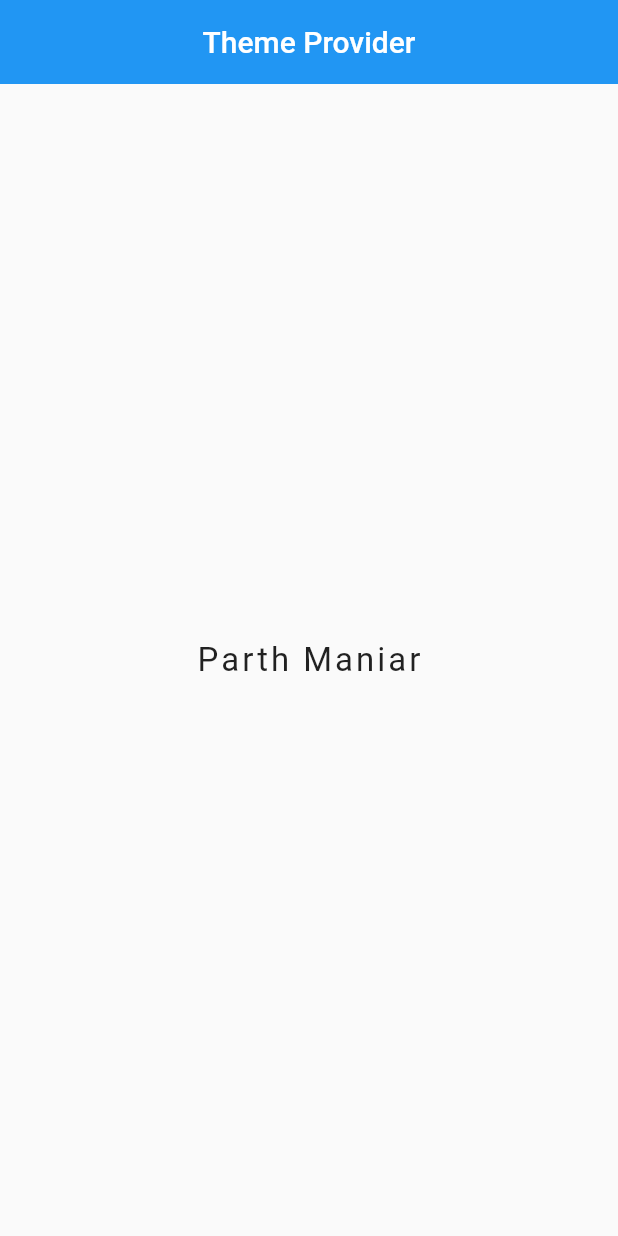
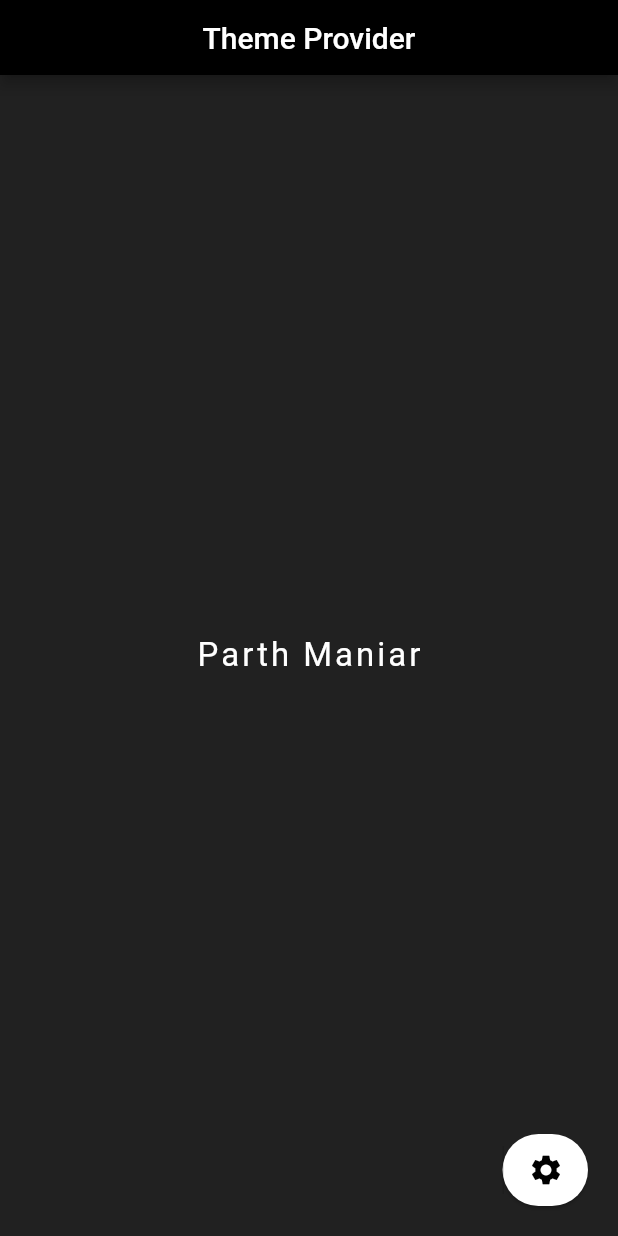
Before and after one commit to officialpm/Flutter-Theme-Provider, a Flutter app: the screen it shows after launch, on a phone screen of 412 x 824 dp. Run offline on Flutter 3.47's test engine with Material 2 defaults, Android fonts, the phone set to English and light mode, and no system bars; our stand-ins replace shared_preferences; missing offline and left inert: day_night_switch.

Commit message:
🎨 Settings

```diff
--- a/lib/main.dart
+++ b/lib/main.dart
@@ -1,19 +1,35 @@
+import 'package:theme_provider/util/theme_notifier.dart';
+import 'package:theme_provider/values/theme.dart';
 import 'package:flutter/material.dart';
-import 'package:theme_provider/util/theme_notifier.dart';
+import 'package:flutter/services.dart';
+import 'package:provider/provider.dart';
+import 'package:shared_preferences/shared_preferences.dart';
+
 import 'screens/home.dart';
+
 void main() {
-  runApp(MyApp());
+  WidgetsFlutterBinding.ensureInitialized();
+  SystemChrome.setEnabledSystemUIOverlays([SystemUiOverlay.bottom]).then((_) {
+    SharedPreferences.getInstance().then((prefs) {
+      var darkModeOn = prefs.getBool('darkMode') ?? true;
+      runApp(
+        ChangeNotifierProvider<ThemeNotifier>(
+          create: (_) => ThemeNotifier(darkModeOn ? darkTheme : lightTheme),
+          child: MyApp(),
+        ),
+      );
+    });
+  });
 }
 
 class MyApp extends StatelessWidget {
   @override
   Widget build(BuildContext context) {
+    final themeNotifier = Provider.of<ThemeNotifier>(context);
     return MaterialApp(
       title: 'Theme Provider',
-      theme: ThemeData(
-        primarySwatch: Colors.blue,
-        visualDensity: VisualDensity.adaptivePlatformDensity,
-      ),
+      debugShowCheckedModeBanner: false,
+      theme: themeNotifier.getTheme(),
       home: HomePage(),
     );
   }
--- a/lib/screens/home.dart
+++ b/lib/screens/home.dart
@@ -1,14 +1,31 @@
 import 'package:flutter/material.dart';
+import 'package:theme_provider/screens/settings.dart';
 
-class HomePage extends StatelessWidget {
+
+class HomePage extends StatefulWidget {
+  @override
+  _HomePageState createState() => _HomePageState();
+}
+
+class _HomePageState extends State<HomePage> {
+
+  @override
+  void initState() {
+    super.initState();
+  }
+
   @override
   Widget build(BuildContext context) {
     return Scaffold(
-      appBar: AppBar(
-        title: Text("Theme Provider"),
+      appBar: PreferredSize(
+          preferredSize: Size.fromHeight(50.0), // here the desired height
+          child: AppBar(
+            title: Text("Theme Provider"),
         centerTitle: true,
-        elevation: 0.0,
-      ),
+            // ...
+          )),
+      extendBody: true,
+      backgroundColor: Theme.of(context).backgroundColor,
       body: Center(
         child: Column(
           mainAxisAlignment: MainAxisAlignment.center,
@@ -21,6 +38,49 @@ class HomePage extends StatelessWidget {
               ),
             ),
           ],
+        ),),
+      floatingActionButton: Container(
+        height: 56.0,
+        child: Card(
+//        height: 56.0,
+//        decoration: BoxDecoration(
+//          color: Theme.of(context).accentColor,
+//          borderRadius: BorderRadius.circular(50.0),
+//        ),
+          shape: RoundedRectangleBorder(
+            borderRadius: BorderRadius.circular(50.0),
+          ),
+          color: Theme.of(context).accentColor,
+          child: Row(
+            mainAxisSize: MainAxisSize.min,
+            children: <Widget>[
+              Padding(
+                padding: const EdgeInsets.only(top: 8.0, bottom: 8.0),
+                child: Container(
+                  width: 1,
+                  height: double.infinity,
+                  color: Theme.of(context).dividerColor,
+                ),
+              ),
+              Padding(
+                padding: const EdgeInsets.all(4.0),
+                child: IconButton(
+                  icon: Icon(
+                    Icons.settings,
+                    color: Theme.of(context).accentIconTheme.color,
+                  ),
+                  onPressed: () {
+                    Navigator.push(
+                      context,
+                      MaterialPageRoute(
+                        builder: (context) => SettingsPage(),
+                      ),
+                    );
+                  },
+                ),
+              )
+            ],
+          ),
         ),
       ),
     );
--- /dev/null
+++ b/lib/values/strings.dart
@@ -0,0 +1,3 @@
+class Strings {
+  static const String titleSettings = 'Settings';
+}
--- a/pubspec.yaml
+++ b/pubspec.yaml
@@ -23,6 +23,9 @@ environment:
 dependencies:
   flutter:
     sdk: flutter
+  provider:
+  day_night_switch: ^0.0.2+1
+  shared_preferences: ^0.5.3+4
 
 
   # The following adds the Cupertino Icons font to your application.
```
Also changed, not shown: lib/screens/settings.dart (added, +60 -0 lines), lib/values/theme.dart (added, +21 -0 lines), pubspec.lock, 5 other files.
